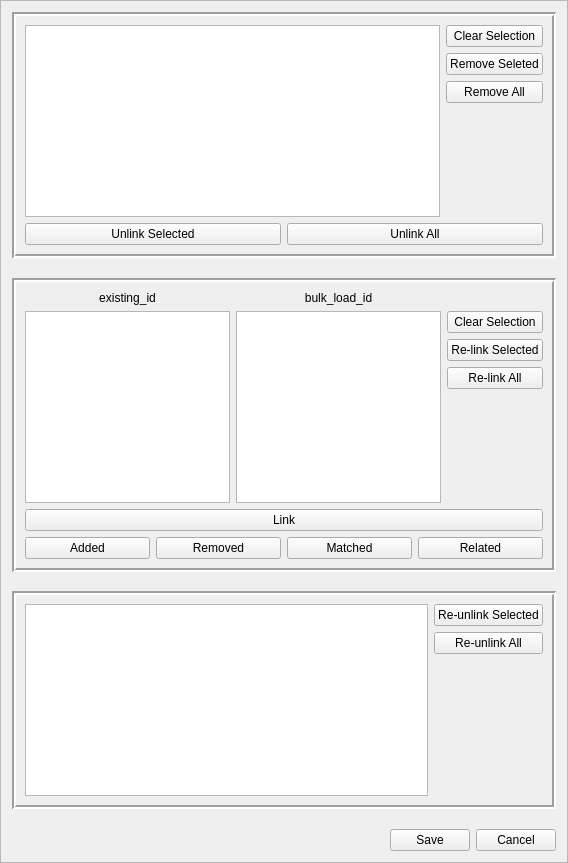
linz/nz-buildings, file buildings/gui/alter_building_relationship.ui: the form before one commit.
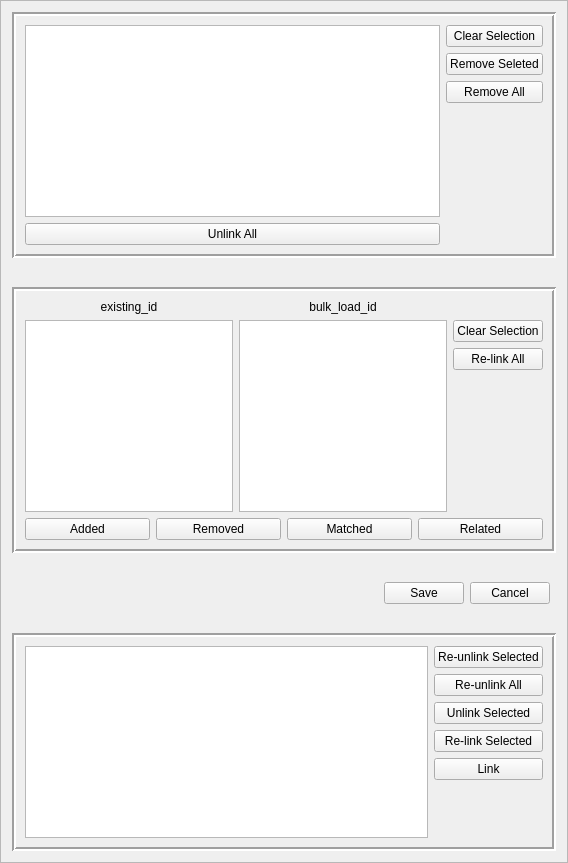
The form after the commit.

What changed in the file:
```diff
--- a/buildings/gui/alter_building_relationship.ui
+++ b/buildings/gui/alter_building_relationship.ui
@@ -44,7 +44,18 @@
       <item>
        <layout class="QHBoxLayout" name="horizontalLayout_8">
         <item>
-         <widget class="QTableWidget" name="tbl_original"/>
+         <layout class="QVBoxLayout" name="verticalLayout_10">
+          <item>
+           <widget class="QTableWidget" name="tbl_original"/>
+          </item>
+          <item>
+           <widget class="QPushButton" name="btn_unlink_all">
+            <property name="text">
+             <string>Unlink All</string>
+            </property>
+           </widget>
+          </item>
+         </layout>
         </item>
         <item>
          <layout class="QVBoxLayout" name="verticalLayout">
@@ -86,57 +97,21 @@
         </item>
        </layout>
       </item>
-      <item>
-       <layout class="QHBoxLayout" name="horizontalLayout_3">
-        <item>
-         <widget class="QPushButton" name="btn_unlink_selected">
-          <property name="text">
-           <string>Unlink Selected</string>
-          </property>
-         </widget>
-        </item>
-        <item>
-         <widget class="QPushButton" name="btn_unlink_all">
-          <property name="text">
-           <string>Unlink All</string>
-          </property>
-         </widget>
-        </item>
-       </layout>
-      </item>
      </layout>
     </widget>
    </item>
-   <item row="7" column="0" colspan="3">
-    <layout class="QHBoxLayout" name="horizontalLayout_4">
-     <item>
-      <spacer name="horizontalSpacer_5">
-       <property name="orientation">
-        <enum>Qt::Horizontal</enum>
-       </property>
-       <property name="sizeHint" stdset="0">
-        <size>
-         <width>40</width>
-         <height>20</height>
-        </size>
-       </property>
-      </spacer>
-     </item>
-     <item>
-      <widget class="QPushButton" name="btn_save">
-       <property name="text">
-        <string>Save</string>
-       </property>
-      </widget>
-     </item>
-     <item>
-      <widget class="QPushButton" name="btn_cancel">
-       <property name="text">
-        <string>Cancel</string>
-       </property>
-      </widget>
-     </item>
-    </layout>
+   <item row="4" column="1">
+    <spacer name="verticalSpacer_3">
+     <property name="orientation">
+      <enum>Qt::Vertical</enum>
+     </property>
+     <property name="sizeHint" stdset="0">
+      <size>
+       <width>20</width>
+       <height>40</height>
+      </size>
+     </property>
+    </spacer>
    </item>
    <item row="2" column="0" rowspan="2" colspan="3">
     <widget class="QFrame" name="frame_2">
@@ -214,13 +189,6 @@
             </property>
            </widget>
           </item>
-          <item>
-           <widget class="QPushButton" name="btn_relink_slt">
-            <property name="text">
-             <string>Re-link Selected</string>
-            </property>
-           </widget>
-          </item>
           <item>
            <widget class="QPushButton" name="btn_relink_all">
             <property name="text">
@@ -245,17 +213,6 @@
         </item>
        </layout>
       </item>
-      <item>
-       <layout class="QHBoxLayout" name="horizontalLayout">
-        <item>
-         <widget class="QPushButton" name="btn_link">
-          <property name="text">
-           <string>Link</string>
-          </property>
-         </widget>
-        </item>
-       </layout>
-      </item>
       <item>
        <layout class="QHBoxLayout" name="horizontalLayout_9">
         <item>
@@ -304,7 +261,38 @@
      </property>
     </spacer>
    </item>
-   <item row="5" column="0" colspan="3">
+   <item row="5" column="1">
+    <layout class="QHBoxLayout" name="horizontalLayout_4">
+     <item>
+      <spacer name="horizontalSpacer_5">
+       <property name="orientation">
+        <enum>Qt::Horizontal</enum>
+       </property>
+       <property name="sizeHint" stdset="0">
+        <size>
+         <width>40</width>
+         <height>20</height>
+        </size>
+       </property>
+      </spacer>
+     </item>
+     <item>
+      <widget class="QPushButton" name="btn_save">
+       <property name="text">
+        <string>Save</string>
+       </property>
+      </widget>
+     </item>
+     <item>
+      <widget class="QPushButton" name="btn_cancel">
+       <property name="text">
+        <string>Cancel</string>
+       </property>
+      </widget>
+     </item>
+    </layout>
+   </item>
+   <item row="7" column="0" colspan="3">
     <widget class="QFrame" name="frame_3">
      <property name="sizePolicy">
       <sizepolicy hsizetype="Preferred" vsizetype="Fixed">
@@ -343,6 +331,35 @@
             </property>
            </widget>
           </item>
+          <item>
+           <layout class="QHBoxLayout" name="horizontalLayout_3">
+            <item>
+             <widget class="QPushButton" name="btn_unlink_selected">
+              <property name="text">
+               <string>Unlink Selected</string>
+              </property>
+             </widget>
+            </item>
+           </layout>
+          </item>
+          <item>
+           <widget class="QPushButton" name="btn_relink_slt">
+            <property name="text">
+             <string>Re-link Selected</string>
+            </property>
+           </widget>
+          </item>
+          <item>
+           <layout class="QHBoxLayout" name="horizontalLayout">
+            <item>
+             <widget class="QPushButton" name="btn_link">
+              <property name="text">
+               <string>Link</string>
+              </property>
+             </widget>
+            </item>
+           </layout>
+          </item>
           <item>
            <spacer name="verticalSpacer_6">
             <property name="orientation">
```
Left out of the diff: 23 changed lines with no effect on the pictures.
